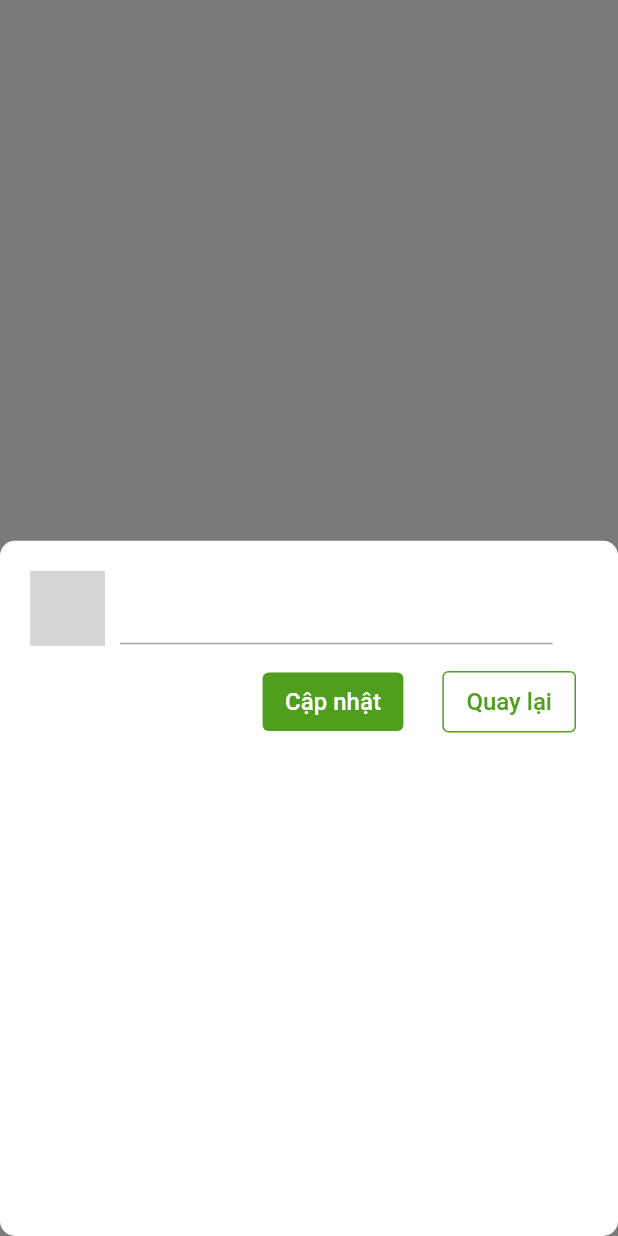
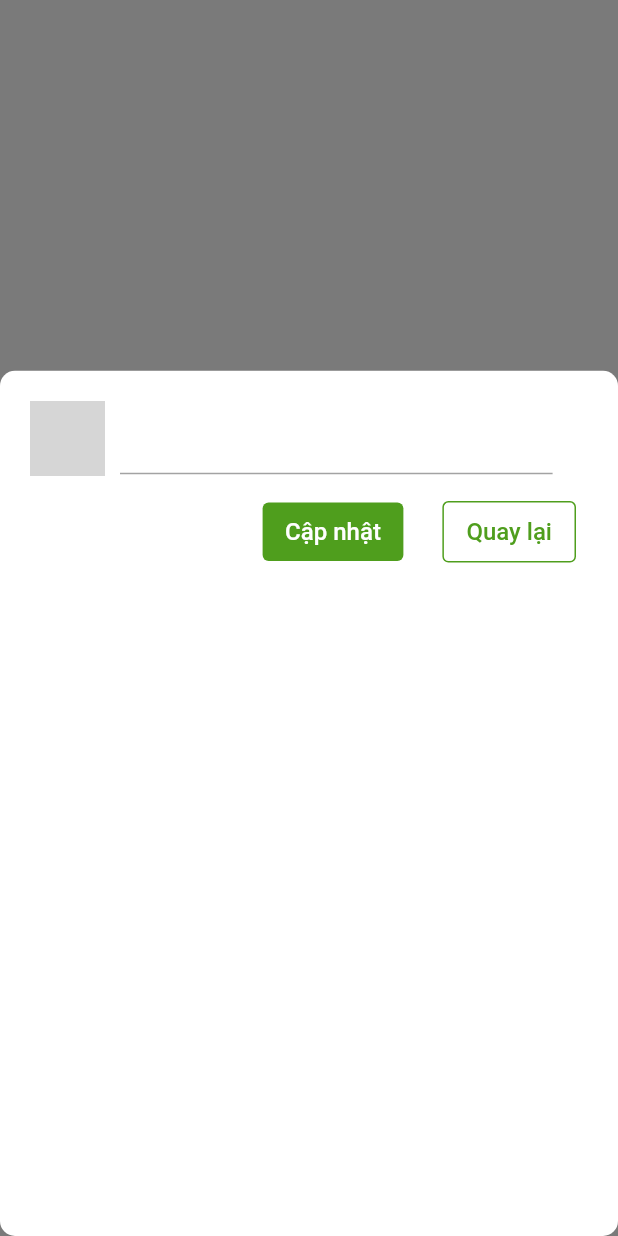
Before and after one commit to Capstone-MYRAY/MYRAY-MOBILE, a Flutter app: what showUpdateForm() shows on an empty page, opened directly with empty values, on a phone screen of 412 x 824 dp. Run offline on Flutter 3.47's test engine with Material 2 defaults, Android fonts, the phone set to English and light mode, and no system bars; our stand-ins replace dotted_border, dropdown_search, extended_masked_text, firebase_auth, firebase_core, firebase_messaging and 19 more; missing offline and left inert: comment_box, filter_list, flutter_config, images_picker, jwt_decode, signalr_netcore and 1 more; accounts and stored records are empty; network calls fail; statements that could not run were skipped; grey boxes are pictures that could not be loaded.

Commit message:
fix update bottom sheet

```diff
--- a/lib/app/modules/comment/widgets/comment_update_bottom_sheet.dart
+++ b/lib/app/modules/comment/widgets/comment_update_bottom_sheet.dart
@@ -19,6 +19,7 @@ class CommentUpdateBottomSheet {
     void Function()? cancel,
     final String? imageUrl,
   }) {
+    editCommentController.text = comment.content;
     return showModalBottomSheet(
         context: buildContext,
         enableDrag: false,
@@ -27,11 +28,14 @@ class CommentUpdateBottomSheet {
         shape: RoundedRectangleBorder(
           borderRadius: BorderRadius.circular(10.0),
         ),
+        constraints: BoxConstraints(
+          maxHeight: Get.height * 0.8,
+        ),
+        isScrollControlled: true,
         builder: (context) {
-          editCommentController.text = comment.content;
           return Padding(
-             padding: EdgeInsets.only(
-                        bottom: MediaQuery.of(context).viewInsets.bottom),
+            padding: EdgeInsets.only(
+                bottom: MediaQuery.of(context).viewInsets.bottom),
             child: Container(
                 height: Get.height * 0.7,
                 padding: const EdgeInsets.only(left: 20, right: 20, top: 20),
```
